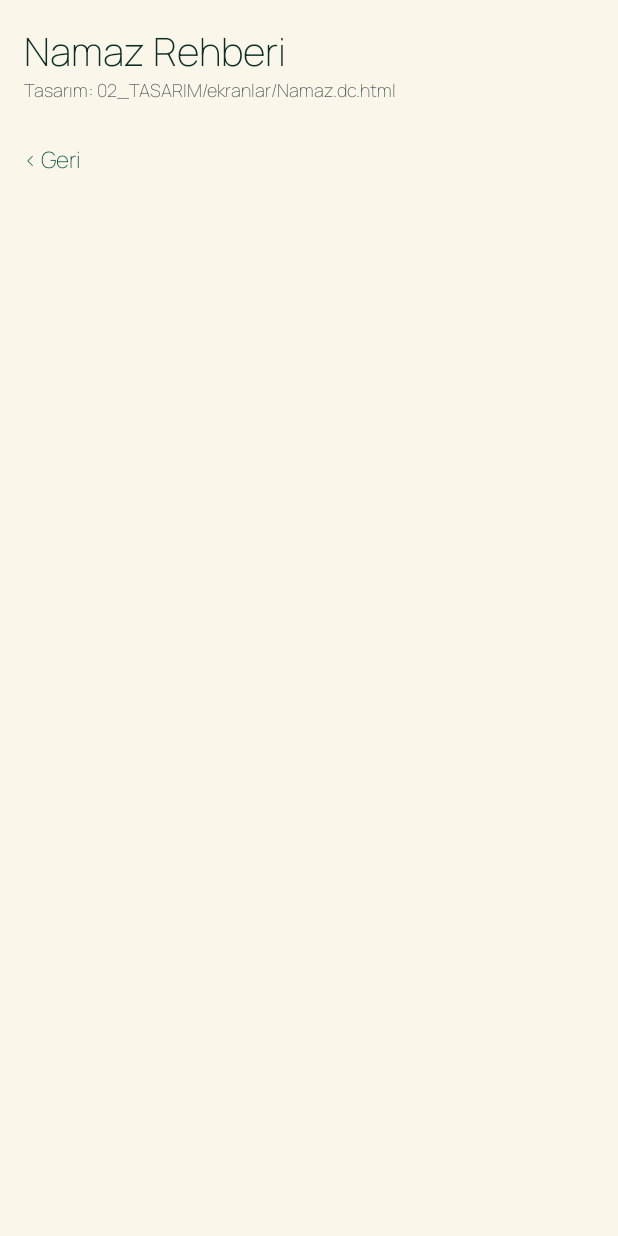
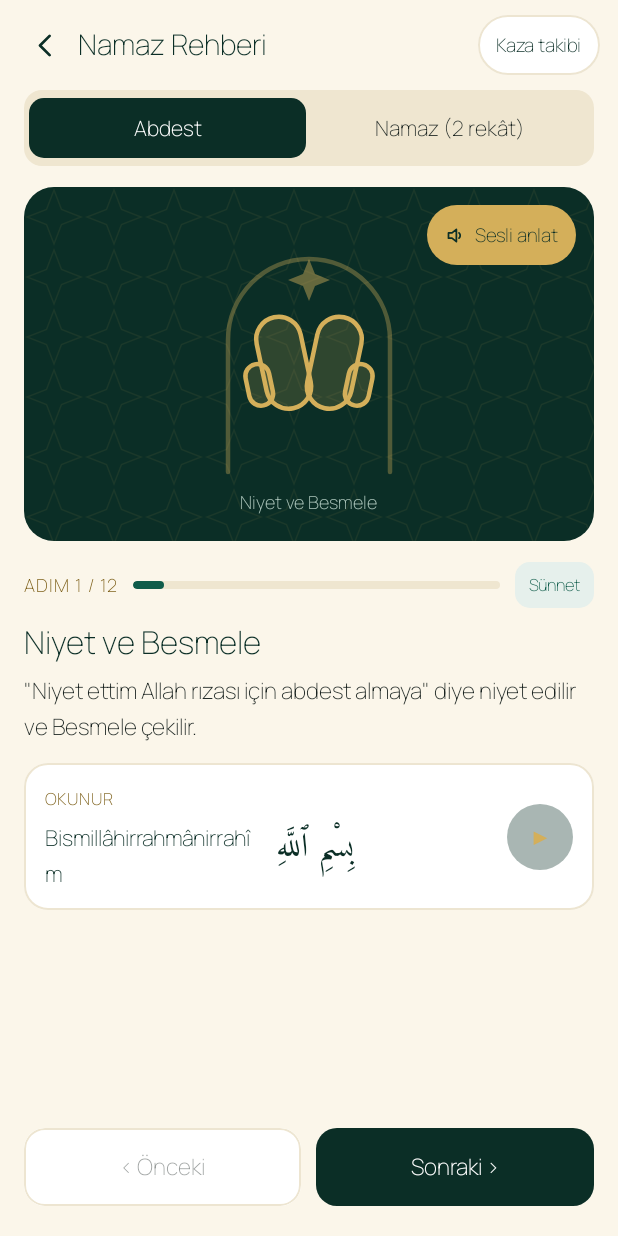
Before and after one commit to mmaapps/Kuran, an Android app built with Jetpack Compose: the namaz screen opened through its navigation route, on a phone screen of 412 x 824 dp. Run offline under Robolectric (Android 15) with nearby library versions, the phone set to English and light mode, and no system bars; network calls fail.

Commit message:
Namaz rehberi: özgün abdest ve namaz çizimleri, adımlar ve yerel Türkçe anlatım

```diff
--- a/app/src/main/java/com/atasoyyazilim/kurankerim/ses/SesliOkuyucu.kt
+++ b/app/src/main/java/com/atasoyyazilim/kurankerim/ses/SesliOkuyucu.kt
@@ -22,7 +22,9 @@ class SesliOkuyucu(context: Context, private val hazir: (turkceVar: Boolean) ->
     override fun onInit(durum: Int) {
         if (durum == TextToSpeech.SUCCESS) {
             val sonuc = tts.setLanguage(Locale.forLanguageTag("tr-TR"))
-            turkceVar = sonuc != TextToSpeech.LANG_MISSING_DATA && sonuc != TextToSpeech.LANG_NOT_SUPPORTED
+            // Yalnız cihazda kurulu, ağ gerektirmeyen Türkçe ses.
+            val yerel = tts.voices?.firstOrNull { it.locale.language == "tr" && !it.isNetworkConnectionRequired && !it.features.contains(TextToSpeech.Engine.KEY_FEATURE_NOT_INSTALLED) }
+            turkceVar = sonuc >= TextToSpeech.LANG_AVAILABLE && yerel != null && tts.setVoice(yerel) == TextToSpeech.SUCCESS
         }
         hazir(turkceVar)
     }
@@ -44,6 +46,8 @@ class SesliOkuyucu(context: Context, private val hazir: (turkceVar: Boolean) ->
     }
 
     fun kapat() {
+        turkceVar=false
+        tts.stop()
         tts.shutdown()
     }
 }
--- /dev/null
+++ b/app/src/main/java/com/atasoyyazilim/kurankerim/ui/bilesenler/NamazCizimi.kt
@@ -0,0 +1,112 @@
+package com.atasoyyazilim.kurankerim.ui.bilesenler
+
+import android.provider.Settings
+import androidx.compose.foundation.Canvas
+import androidx.compose.runtime.*
+import androidx.compose.ui.Modifier
+import androidx.compose.ui.geometry.Offset
+import androidx.compose.ui.geometry.Size
+import androidx.compose.ui.geometry.CornerRadius
+import androidx.compose.ui.graphics.*
+import androidx.compose.ui.graphics.drawscope.*
+import androidx.compose.ui.graphics.vector.PathParser
+import androidx.compose.ui.platform.LocalContext
+import androidx.compose.ui.semantics.contentDescription
+import androidx.compose.ui.semantics.semantics
+import com.atasoyyazilim.kurankerim.ui.theme.Renk
+import kotlin.math.cos
+import kotlin.math.PI
+
+/** Namaz.dc.html: özgün SVG viewBox 220×180; yüzsüz figürler. */
+@Composable
+fun NamazCizimi(k:String,etiket:String,modifier:Modifier=Modifier){
+    val c=LocalContext.current
+    val hareket=remember(c){Settings.Global.getFloat(c.contentResolver,Settings.Global.ANIMATOR_DURATION_SCALE,1f)!=0f}
+    var ms by remember(k){mutableLongStateOf(0L)}
+    LaunchedEffect(k,hareket){
+        if(hareket&&k.startsWith("a")||hareket&&k in listOf("n8","n10")){
+            val bas=withFrameNanos{it}
+            while(true)ms=withFrameNanos{(it-bas)/1_000_000}
+        }
+    }
+    Canvas(modifier.semantics{contentDescription=etiket}){
+        val f=minOf(size.width/220f,size.height/180f)
+        translate((size.width-220*f)/2,(size.height-180*f)/2){
+            scale(f,f,pivot=Offset.Zero){ namazCiz(k,ms,hareket) }
+        }
+    }
+}
+private fun DrawScope.namazCiz(k:String,ms:Long,hareket:Boolean){
+    val g=Renk.Altin;val su=Renk.Su;val acik=Renk.KoyuMetin
+    fun gitgel(sure:Long):Float {
+        if(!hareket)return .5f
+        return ((1-cos(PI*(ms%(sure*2)).toDouble()/sure))/2).toFloat()
+    }
+    val rub=-6+12*gitgel(700)
+    val wipe=-8+20*gitgel(1800)
+    val lift=16*(1-gitgel(1600))
+    val slide=74*gitgel(2400)
+    val pulse=if(hareket)(.35f+.65f*((1-cos(2*PI*(ms%1600)/1600.0))/2).toFloat())else 1f
+    fun p(d:String,renk:Color=g,w:Float=3f,dolgu:Color?=null,efekt:PathEffect?=null){
+        val path=PathParser().parsePathString(d).toPath()
+        dolgu?.let{drawPath(path,it)}
+        if(w>0)drawPath(path,renk,style=Stroke(w,cap=StrokeCap.Round,join=StrokeJoin.Round,pathEffect=efekt))
+    }
+    fun rr(x:Float,y:Float,w:Float,h:Float,r:Float,fill:Color=g.copy(alpha=.18f),stroke:Color=g,sw:Float=3f){
+        val o=Offset(x,y);val s=Size(w,h);val cr=CornerRadius(r)
+        drawRoundRect(fill,o,s,cr)
+        if(sw>0)drawRoundRect(stroke,o,s,cr,style=Stroke(sw))
+    }
+    fun el(x:Float,y:Float,rx:Float,ry:Float,fill:Color=Color.Transparent,stroke:Color=g,sw:Float=3f,efekt:PathEffect?=null){
+        val o=Offset(x-rx,y-ry);val s=Size(rx*2,ry*2)
+        if(fill!=Color.Transparent)drawOval(fill,o,s)
+        if(sw>0)drawOval(stroke,o,s,style=Stroke(sw,pathEffect=efekt))
+    }
+    val flow=PathEffect.dashPathEffect(floatArrayOf(6f,8f),if(hareket)-28f*(ms%700)/700 else 0f)
+    fun damla(x:Float,y:Float,gecikme:Long=0){
+        val t=if(hareket)((ms-gecikme+1400)%1400).coerceAtLeast(0)/1400f else .3f
+        val a=if(!hareket)1f else if(t<.15f)t/.15f else (1-t)/.85f
+        drawCircle(su.copy(alpha=a.coerceIn(0f,1f)),3f,Offset(x,y+30*t*t))
+    }
+    fun musluk(son:Float){p("M60 22 H118 a12 12 0 0 1 12 12 V44",acik,9f);rr(50f,12f,16f,22f,4f,acik,sw=0f);p("M130 52 V$son",su,5f,efekt=flow)}
+    fun yuz(){p("M52 180 Q60 146 110 144 Q160 146 168 180 M98 124 V144 M122 124 V144");el(110f,76f,38f,48f,g.copy(alpha=.14f))}
+    fun avuc(y:Float){translate(84f,y+lift){p("M0 4 Q26 30 52 4",w=4f,dolgu=g.copy(alpha=.25f));el(26f,12f,14f,4f,su,sw=0f)}}
+    fun kol(){musluk(94f);rr(16f,102f,44f,20f,10f);rr(44f,96f,132f,30f,15f);rr(56+slide,82f,36f,18f,9f)
+        el(172f,111f,22f,22f,stroke=su.copy(alpha=pulse),efekt=PathEffect.dashPathEffect(floatArrayOf(5f,5f)))
+        damla(126f,134f);damla(136f,136f,450)}
+    fun ayak(){musluk(128f);rr(48f,44f,32f,96f,14f);p("M50 118 H80 L150 136 Q170 141 170 154 V162 H44 Q40 132 50 118 Z",dolgu=g.copy(alpha=.18f));rr(146+rub,140f,30f,10f,5f);el(54f,150f,18f,18f,stroke=su.copy(alpha=pulse),efekt=PathEffect.dashPathEffect(floatArrayOf(5f,5f)));damla(120f,140f);damla(140f,142f,450)}
+    if(k in listOf("a3","a4","a5","a8","a9"))yuz()
+    if(k.startsWith("n"))rr(30f,166f,160f,7f,3.5f,g.copy(alpha=.35f),sw=0f)
+    if(k in listOf("n1","n2","n3","n5","n8")){
+        drawCircle(g,13f,Offset(110f,32f));p("M110 50 V106 M110 106 L102 162 M110 106 L118 162",w=9f)
+        p(when(k){"n2"->"M102 58 L90 54 L94 30 M118 58 L130 54 L126 30";"n3","n8"->"M102 58 L98 82 L114 88 M118 58 L122 82 L106 88";else->"M102 58 L96 104 M118 58 L124 104"},w=9f)
+    }
+    if(k in listOf("n7","n9","n10")){drawCircle(g,13f,Offset(118f,68f));p("M76 160 L128 162 M76 158 L120 140 M120 140 L118 86 M118 94 L106 120 L88 146",w=9f)}
+    when(k){
+        "a1"->{
+            p("M56 176 V88 a54 54 0 0 1 108 0 V176",g.copy(alpha=.35f))
+            translate(72f,76f){rotate(-12f,Offset.Zero){rr(0f,0f,30f,62f,15f);rr(-12f,28f,16f,28f,8f)}}
+            translate(148f,76f){rotate(12f,Offset.Zero){scale(-1f,1f,Offset.Zero){rr(0f,0f,30f,62f,15f);rr(-12f,28f,16f,28f,8f)}}}
+            p("M110 34 l4 10 10 4 -10 4 -4 10 -4 -10 -10 -4 10 -4z",w=0f,dolgu=g.copy(alpha=pulse))
+        }
+        "a2"->{musluk(96f)
+            translate(66+rub,96f){rr(0f,0f,64f,22f,11f);rr(10f,-9f,24f,12f,6f)}
+            translate(196-rub,114f){scale(-1f,1f,Offset.Zero){rr(0f,0f,64f,22f,11f);rr(10f,19f,24f,12f,6f)}}
+            damla(122f,140f);damla(134f,142f,450);damla(128f,138f,900)}
+        "a3"->{el(110f,102f,12f,5f,su.copy(alpha=pulse),sw=0f);avuc(116f)}
+        "a4"->{el(110f,84f,5f,10f,su.copy(alpha=pulse),sw=0f);avuc(100f)}
+        "a5"->{el(110f,76f,44f,54f,stroke=su,efekt=flow);rr(54f,54+wipe,18f,46f,9f,g.copy(alpha=.22f));rr(148f,54+wipe,18f,46f,9f,g.copy(alpha=.22f));damla(96f,128f);damla(124f,130f,450)}
+        "a6"->kol()
+        "a7"->scale(-1f,1f,Offset(110f,0f)){kol()}
+        "a8"->{p("M74 62 Q76 28 110 28 Q144 28 146 62 Z",w=0f,dolgu=su.copy(alpha=.5f*pulse));rr(82f,6+wipe,56f,20f,10f,g.copy(alpha=.25f))}
+        "a9"->{el(70f,80f,8f,15f,su.copy(alpha=pulse),sw=0f);el(150f,80f,8f,15f,su.copy(alpha=pulse),sw=0f);rr(30+rub,74f,34f,11f,5.5f,g.copy(alpha=.25f));rr(156-rub,74f,34f,11f,5.5f,g.copy(alpha=.25f))}
+        "a10"->{p("M44 180 Q52 132 110 130 Q168 132 176 180");rr(94f,94f,32f,40f,8f,g.copy(alpha=.14f));el(110f,60f,38f,38f,g.copy(alpha=.14f));rr(94f,104f,32f,18f,6f,su.copy(alpha=.6f*pulse),sw=0f);rr(54+rub,104f,40f,16f,8f,g.copy(alpha=.25f));rr(126-rub,104f,40f,16f,8f,g.copy(alpha=.25f))}
+        "a11"->ayak()
+        "a12"->scale(-1f,1f,Offset(110f,0f)){ayak()}
+        "n1"->p("M64 166 V80 a46 46 0 0 1 92 0 V166",g.copy(alpha=.3f))
+        "n4"->{drawCircle(g,13f,Offset(58f,104f));p("M130 108 L126 162 M130 108 L136 162 M130 108 L74 106 M82 110 L104 128 L126 136",w=9f)}
+        "n6"->{drawCircle(g,12f,Offset(64f,152f));p("M112 160 L150 162 M112 160 L126 120 M126 120 L78 144 M88 142 L94 158 L80 164",w=9f)}
+        "n8"->p("M164 124 V70 M152 84 L164 70 L176 84",su.copy(alpha=pulse),5f)
+        "n10"->p("M140 52 Q156 66 140 82 M134 76 L140 83 L148 78 M96 52 Q80 66 96 82 M102 76 L96 83 L88 78",su.copy(alpha=pulse),4f)
+    }
+}
--- /dev/null
+++ b/app/src/main/java/com/atasoyyazilim/kurankerim/ui/ekranlar/NamazEkrani.kt
@@ -0,0 +1,166 @@
+package com.atasoyyazilim.kurankerim.ui.ekranlar
+
+import androidx.compose.foundation.Canvas
+import androidx.compose.foundation.background
+import androidx.compose.foundation.border
+import androidx.compose.foundation.clickable
+import androidx.compose.foundation.layout.*
+import androidx.compose.foundation.rememberScrollState
+import androidx.compose.foundation.verticalScroll
+import androidx.compose.foundation.shape.RoundedCornerShape
+import androidx.compose.material3.Text
+import androidx.compose.material3.Icon
+import androidx.compose.material3.AlertDialog
+import androidx.compose.material3.TextButton
+import androidx.compose.runtime.*
+import androidx.compose.runtime.saveable.rememberSaveable
+import androidx.compose.ui.Alignment
+import androidx.compose.ui.Modifier
+import androidx.compose.ui.draw.clip
+import androidx.compose.ui.graphics.*
+import androidx.compose.ui.graphics.drawscope.Stroke
+import androidx.compose.ui.graphics.drawscope.translate
+import androidx.compose.ui.graphics.vector.ImageVector
+import androidx.compose.ui.graphics.vector.addPathNodes
+import androidx.compose.ui.platform.LocalContext
+import androidx.compose.ui.res.stringResource
+import androidx.compose.ui.semantics.Role
+import androidx.compose.ui.text.TextStyle
+import androidx.compose.ui.text.font.FontWeight
+import androidx.compose.ui.text.style.TextAlign
+import androidx.compose.ui.text.style.TextDirection
+import androidx.compose.ui.unit.dp
+import androidx.compose.ui.unit.sp
+import androidx.lifecycle.Lifecycle
+import androidx.lifecycle.LifecycleEventObserver
+import androidx.lifecycle.compose.LocalLifecycleOwner
+import com.atasoyyazilim.kurankerim.R
+import com.atasoyyazilim.kurankerim.data.IcerikDeposu
+import com.atasoyyazilim.kurankerim.data.NamazAdimi
+import com.atasoyyazilim.kurankerim.ses.SesliOkuyucu
+import com.atasoyyazilim.kurankerim.ui.bilesenler.*
+import com.atasoyyazilim.kurankerim.ui.theme.*
+import kotlinx.coroutines.Dispatchers
+import kotlinx.coroutines.withContext
+
+private fun ikon(ad:String,d:String)=ImageVector.Builder(ad,22.dp,22.dp,24f,24f).apply{
+    addPath(pathData=addPathNodes(d),stroke=SolidColor(Color.Black),strokeLineWidth=2f,strokeLineCap=StrokeCap.Round,strokeLineJoin=StrokeJoin.Round)
+}.build()
+private val Geri=ikon("geri","M15 5l-7 7 7 7")
+private val Ses=ikon("ses","M4 9v6h4l5 4V5L8 9z M16 9a4 4 0 0 1 0 6")
+@Composable private fun NY(m:String,s:Float,r:Color,k:FontWeight=FontWeight.Normal){
+    Text(m,fontFamily=Manrope,fontSize=s.sp,color=r,fontWeight=k)
+}
+
+@Composable
+fun NamazEkrani(geri:()->Unit,kaza:()->Unit){
+    val c=LocalContext.current
+    val r=LocalTemaRenkleri.current
+    var mod by rememberSaveable{mutableIntStateOf(0)}
+    var sira by rememberSaveable{mutableIntStateOf(0)}
+    val veri by produceState<Pair<List<NamazAdimi>,List<NamazAdimi>>?>(null,c){
+        value=withContext(Dispatchers.IO){
+            val d=IcerikDeposu(c)
+            runCatching{d.abdestAdimlari() to d.namazAdimlari()}.getOrDefault(emptyList<NamazAdimi>() to emptyList())
+        }
+    }
+    val liste=if(mod==0)veri?.first.orEmpty() else veri?.second.orEmpty()
+    val adim=liste.getOrNull(sira.coerceIn(0,(liste.size-1).coerceAtLeast(0)))
+    var sesHazir by remember{mutableStateOf(false)}
+    var sesEksik by remember{mutableStateOf(false)}
+    var okuyucu by remember{mutableStateOf<SesliOkuyucu?>(null)}
+    val lifecycle=LocalLifecycleOwner.current.lifecycle
+    DisposableEffect(c,lifecycle){
+        val o=SesliOkuyucu(c){sesHazir=it}
+        okuyucu=o
+        val observer=LifecycleEventObserver{_,event->if(event==Lifecycle.Event.ON_STOP)o.durdur()}
+        lifecycle.addObserver(observer)
+        onDispose{lifecycle.removeObserver(observer);o.durdur();o.kapat();okuyucu=null}
+    }
+    LaunchedEffect(mod,sira){okuyucu?.durdur()}
+    if(sesEksik)AlertDialog(onDismissRequest={sesEksik=false},
+        text={Text(stringResource(R.string.namaz_turkce_ses_yok))},
+        confirmButton={TextButton(onClick={sesEksik=false}){Text(stringResource(R.string.kapat))}})
+    Column(Modifier.fillMaxSize().background(r.zemin).windowInsetsPadding(WindowInsets.safeDrawing)){
+        Row(Modifier.fillMaxWidth().height(60.dp).padding(horizontal=8.dp),verticalAlignment=Alignment.CenterVertically){
+            Box(Modifier.size(44.dp).clickable(role=Role.Button,onClick=geri),contentAlignment=Alignment.Center){Icon(Geri,stringResource(R.string.mushaf_geri),tint=r.baslik)}
+            Text(stringResource(R.string.namaz_baslik),Modifier.weight(1f),fontFamily=Manrope,fontSize=19.sp,fontWeight=FontWeight.ExtraBold,color=r.baslik)
+            Box(Modifier.heightIn(min=44.dp).clickable(role=Role.Button,onClick=kaza).padding(end=4.dp),contentAlignment=Alignment.Center){
+                Box(Modifier.height(40.dp).background(r.kart,RoundedCornerShape(20.dp)).border(1.dp,r.kenar,RoundedCornerShape(20.dp)).padding(horizontal=12.dp),contentAlignment=Alignment.Center){
+                    NY(stringResource(R.string.namaz_kaza),12.5f,r.baslik,FontWeight.ExtraBold)
+                }
+            }
+        }
+        Column(Modifier.weight(1f).verticalScroll(rememberScrollState())){
+            SegmentKontrol(listOf(stringResource(R.string.namaz_abdest),stringResource(R.string.namaz_iki_rekat)),mod,{mod=it;sira=0},Modifier.padding(horizontal=16.dp))
+            Spacer(Modifier.height(14.dp))
+            if(adim==null){
+                if(veri!=null)BosDurum(Ses)
+            }else{
+                Box(Modifier.fillMaxWidth().padding(horizontal=16.dp).height(236.dp).clip(RoundedCornerShape(20.dp)).background(Renk.YesilKoyu)){
+                    Canvas(Modifier.matchParentSize()){
+                        val t=40.dp.toPx();val f=t/40
+                        for(y in 0..(size.height/t).toInt())for(x in 0..(size.width/t).toInt()){
+                            translate(x*t,y*t){
+                                val p=Path().apply{
+                                    moveTo(20*f,2*f);listOf(25f to 15f,38f to 20f,25f to 25f,20f to 38f,15f to 25f,2f to 20f,15f to 15f).forEach{(a,b)->lineTo(a*f,b*f)};close()
+                                }
+                                drawPath(p,Renk.Altin.copy(alpha=.08f),style=Stroke(1.dp.toPx()))
+                            }
+                        }
+                    }
+                    Column(Modifier.align(Alignment.Center),horizontalAlignment=Alignment.CenterHorizontally){
+                        NamazCizimi(adim.cizim,stringResource(R.string.namaz_cizim,adim.gorselAciklama),Modifier.size(220.dp,180.dp))
+                        Spacer(Modifier.height(4.dp))
+                        NY(adim.gorselAciklama,12f,Renk.KoyuMetinSoluk,FontWeight.Bold)
+                    }
+                    Box(Modifier.align(Alignment.TopEnd).padding(top=10.dp,end=12.dp).heightIn(min=44.dp).clickable(role=Role.Button){
+                        if(sesHazir)okuyucu?.oku(adim.aciklama) else sesEksik=true
+                    },contentAlignment=Alignment.Center){
+                        Row(Modifier.height(40.dp).background(Renk.Altin,RoundedCornerShape(20.dp)).padding(horizontal=12.dp),verticalAlignment=Alignment.CenterVertically,horizontalArrangement=Arrangement.spacedBy(6.dp)){
+                            Icon(Ses,null,Modifier.size(14.dp),tint=Renk.YesilKoyu)
+                            NY(stringResource(R.string.namaz_sesli_anlat),12.5f,Renk.YesilKoyu,FontWeight.ExtraBold)
+                        }
+                    }
+                }
+                Spacer(Modifier.height(14.dp))
+                Row(Modifier.fillMaxWidth().padding(horizontal=16.dp),verticalAlignment=Alignment.CenterVertically,horizontalArrangement=Arrangement.spacedBy(10.dp)){
+                    Text(stringResource(R.string.namaz_adim,sira+1,liste.size),fontFamily=Manrope,fontSize=12.sp,fontWeight=FontWeight.ExtraBold,letterSpacing=.72.sp,color=r.altinMetin)
+                    Box(Modifier.weight(1f).height(5.dp).clip(RoundedCornerShape(3.dp)).background(Renk.SegmentZemin)){
+                        Box(Modifier.fillMaxWidth((sira+1f)/liste.size).fillMaxHeight().background(Renk.Zumrut,RoundedCornerShape(3.dp)))
+                    }
+                    if(adim.hukum.isNotBlank())Box(Modifier.background(Renk.YesilAcik,RoundedCornerShape(10.dp)).padding(horizontal=9.dp,vertical=3.dp)){
+                        NY(adim.hukum,11f,Renk.Zumrut,FontWeight.ExtraBold)
+                    }
+                }
+                Text(adim.baslik,Modifier.padding(start=16.dp,end=16.dp,top=8.dp),fontFamily=Manrope,fontSize=21.sp,fontWeight=FontWeight.ExtraBold,color=r.baslik)
+                Text(adim.aciklama,Modifier.padding(start=16.dp,end=16.dp,top=6.dp),fontFamily=Manrope,fontSize=15.sp,lineHeight=24.sp,color=r.metin)
+                if(adim.arapca.isNotBlank()){
+                    Row(Modifier.fillMaxWidth().padding(start=16.dp,end=16.dp,top=12.dp).background(r.kart,RoundedCornerShape(16.dp))
+                        .border(1.dp,r.kenar,RoundedCornerShape(16.dp)).padding(horizontal=14.dp,vertical=12.dp),
+                        verticalAlignment=Alignment.CenterVertically,horizontalArrangement=Arrangement.spacedBy(10.dp)){
+                        Column(Modifier.weight(1f)){
+                            Text(stringResource(R.string.namaz_okunur),fontFamily=Manrope,fontSize=11.sp,fontWeight=FontWeight.ExtraBold,letterSpacing=.66.sp,color=r.altinMetin)
+                            Spacer(Modifier.height(2.dp));NY(adim.okunus,14.5f,r.baslik,FontWeight.ExtraBold)
+                        }
+                        Text(adim.arapca,Modifier.weight(1f),style=TextStyle(fontFamily=AmiriQuran,fontSize=22.sp,lineHeight=39.6.sp,textDirection=TextDirection.Rtl,color=r.baslik,textAlign=TextAlign.End))
+                        // İzinli dua ses kaydı bulunmadığından Arapça seslendirme yapılmaz.
+                        Box(Modifier.size(44.dp).background(Renk.YesilKoyu.copy(alpha=.35f),RoundedCornerShape(22.dp)),contentAlignment=Alignment.Center){
+                            NY("▶",15f,Renk.Altin)
+                        }
+                    }
+                }
+            }
+            Spacer(Modifier.height(12.dp))
+        }
+        Row(Modifier.fillMaxWidth().padding(start=16.dp,end=16.dp,bottom=20.dp,top=8.dp),horizontalArrangement=Arrangement.spacedBy(10.dp)){
+            val shape=RoundedCornerShape(14.dp)
+            Box(Modifier.weight(1f).height(52.dp).clip(shape).background(r.kart).border(1.dp,r.kenar,shape).clickable(enabled=adim!=null&&sira>0,role=Role.Button){sira--},contentAlignment=Alignment.Center){
+                NY(stringResource(R.string.namaz_onceki),15f,r.metin.copy(alpha=if(sira>0)1f else .45f),FontWeight.ExtraBold)
+            }
+            Box(Modifier.weight(1f).height(52.dp).clip(shape).background(Renk.YesilKoyu).clickable(enabled=adim!=null,role=Role.Button){sira=if(sira>=liste.lastIndex)0 else sira+1},contentAlignment=Alignment.Center){
+                NY(stringResource(if(adim!=null&&sira==liste.lastIndex)R.string.namaz_bastan else R.string.namaz_sonraki),15f,Renk.Beyaz,FontWeight.ExtraBold)
+            }
+        }
+    }
+}
--- a/app/src/main/java/com/atasoyyazilim/kurankerim/ui/nav/GezinmeGrafigi.kt
+++ b/app/src/main/java/com/atasoyyazilim/kurankerim/ui/nav/GezinmeGrafigi.kt
@@ -3,6 +3,7 @@ package com.atasoyyazilim.kurankerim.ui.nav
 import androidx.compose.runtime.*
 import com.atasoyyazilim.kurankerim.ses.EzanServisi
 import com.atasoyyazilim.kurankerim.ui.ekranlar.EzanAniEkrani
+import com.atasoyyazilim.kurankerim.ui.ekranlar.NamazEkrani
 import androidx.navigation.NavHostController
 import androidx.navigation.compose.NavHost
 import androidx.navigation.compose.composable
@@ -37,6 +38,8 @@ fun GezinmeGrafigi(navController: NavHostController = rememberNavController(), g
                         kapat={navController.navigate(Ekran.ANA.rota){popUpTo(Ekran.ANA.rota){inclusive=false};launchSingleTop=true}},
                         susturSonrasi={navController.navigate(Ekran.VAKITLER.rota){popUpTo(Ekran.ANA.rota){inclusive=false};launchSingleTop=true}}
                     )
+                } else if(ekran==Ekran.NAMAZ) {
+                    NamazEkrani(geri={navController.popBackStack()},kaza={navController.navigate(Ekran.KAZA.rota){launchSingleTop=true}})
                 } else TasarimBekleyenEkran(
                     ekran = ekran,
                     guncellemeKontrol = guncellemeKontrol,
--- a/app/src/main/res/values/strings.xml
+++ b/app/src/main/res/values/strings.xml
@@ -129,4 +129,16 @@
     <string name="seyahat_kapat">Durdur</string>
     <string name="seyahat_aciklama">Seyahat sırasında ekran kapalıyken de yaklaşık konumunuz kullanılır. Bölge koordinatları AlAdhan hizmetine gönderilir; internet yoksa cihaz hesabı sürer. Bildirimden veya bu ekrandan durdurabilirsiniz. Bildirim izni gerekir; izin verdikten sonra yeniden Başlat seçeneğine dokunun.</string>
     <string name="seyahat_hata">Seyahat modu başlatılamadı. Konum ve bildirim izinlerini kontrol edin.</string>
+    <string name="namaz_baslik">Namaz Rehberi</string>
+    <string name="namaz_kaza">Kaza takibi</string>
+    <string name="namaz_abdest">Abdest</string>
+    <string name="namaz_iki_rekat">Namaz (2 rekât)</string>
+    <string name="namaz_cizim">Animasyonlu çizim: %1$s</string>
+    <string name="namaz_sesli_anlat">Sesli anlat</string>
+    <string name="namaz_adim">ADIM %1$d / %2$d</string>
+    <string name="namaz_okunur">OKUNUR</string>
+    <string name="namaz_onceki">‹ Önceki</string>
+    <string name="namaz_sonraki">Sonraki ›</string>
+    <string name="namaz_bastan">Baştan başla</string>
+    <string name="namaz_turkce_ses_yok">Telefon ayarlarından Türkçe ses verisini açın.</string>
 </resources>
```
Also changed, not shown: 1 other file.
